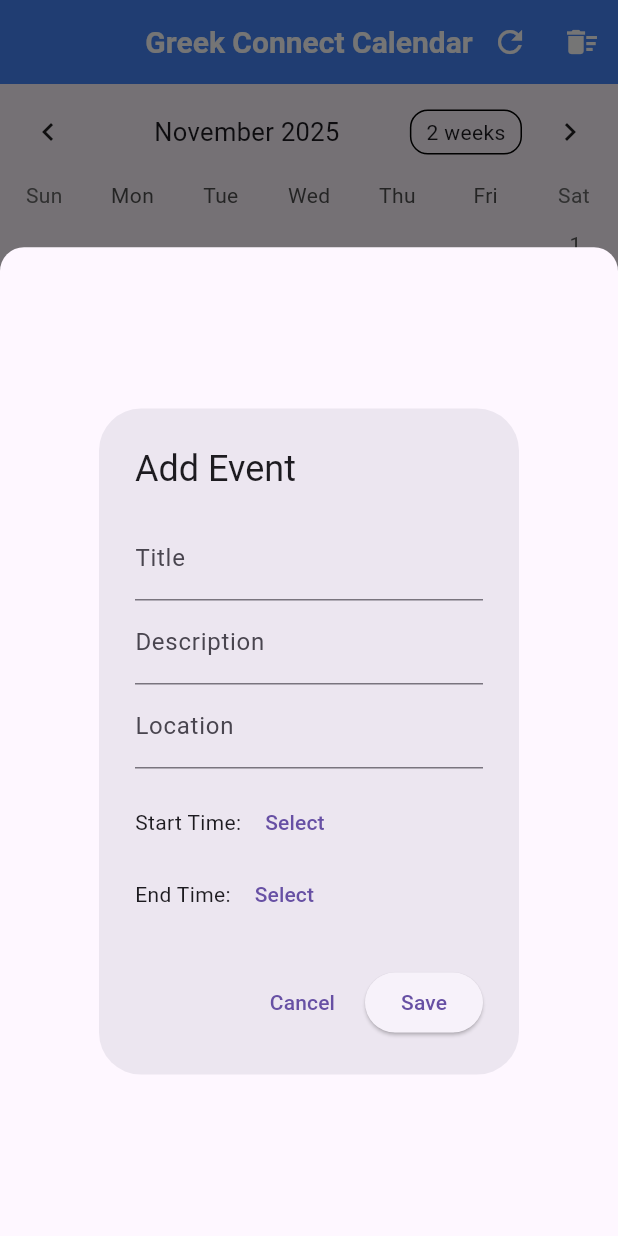
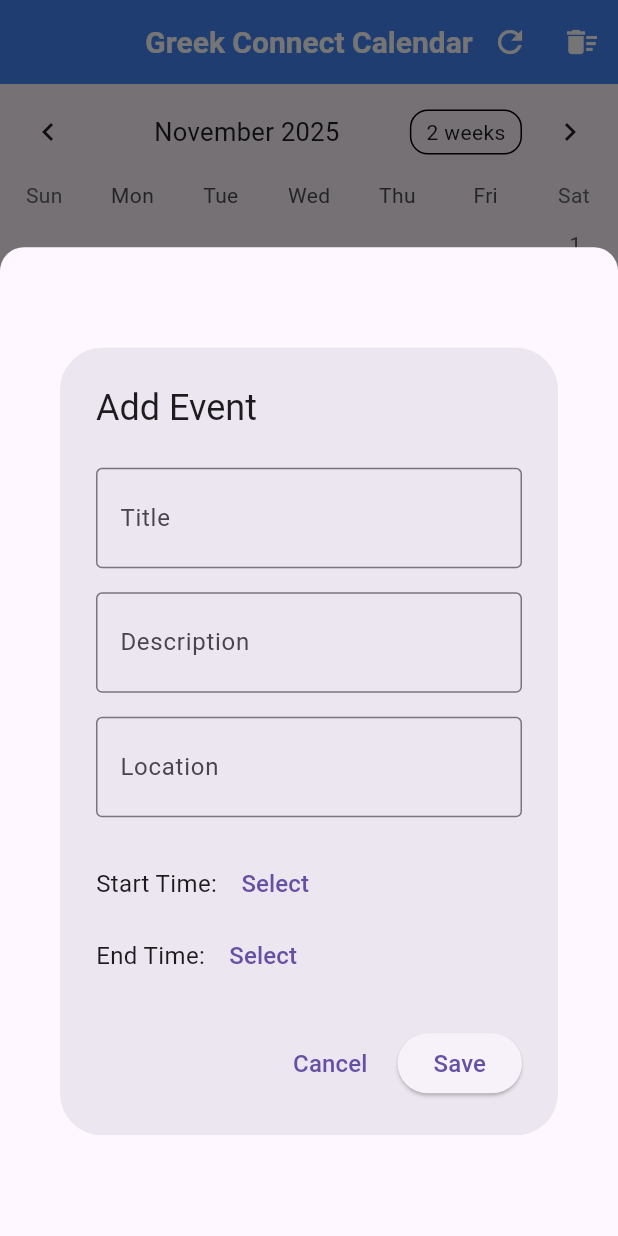
Before and after one commit to Jgalligan1/GreekConnect, a Flutter app: the screen it shows after launch, item 2 of the bottom bar chosen, after a tap on the "add" icon, on a phone screen of 412 x 824 dp. Run offline on Flutter 3.47's test engine with Material 3 defaults, Android fonts, the phone set to English and light mode, and no system bars; drawn by our look-alikes of table_calendar; our stand-ins replace shared_preferences.

Commit message:
Improved Modal Size

```diff
--- a/greek_connect/lib/widgets/event_form_modal.dart
+++ b/greek_connect/lib/widgets/event_form_modal.dart
@@ -24,34 +24,70 @@ class _EventFormModalState extends State<EventFormModal> {
     return AlertDialog(
       title: const Text("Add Event"),
       content: SingleChildScrollView(
+        child: SizedBox(
+          width: MediaQuery.of(context).size.width * 0.9, // Make dialog wider
           child: Form(
             key: _formKey,
             child: Column(
               mainAxisSize: MainAxisSize.min,
               children: [
 
-              TextFormField(
-                decoration: const InputDecoration(labelText: 'Title'),
+                // Title field
+                Padding(
+                  padding: const EdgeInsets.symmetric(vertical: 8.0),
+                  child: TextFormField(
+                    style: const TextStyle(fontSize: 18),
+                    decoration: const InputDecoration(
+                      labelText: 'Title',
+                      border: OutlineInputBorder(),
+                      contentPadding:
+                          EdgeInsets.symmetric(vertical: 20, horizontal: 12),
+                    ),
                     validator: (v) => v == null || v.isEmpty ? 'Required' : null,
                     onSaved: (v) => _title = v!,
                   ),
+                ),
 
-              TextFormField(
-                decoration: const InputDecoration(labelText: 'Description'),
+                // Description field
+                Padding(
+                  padding: const EdgeInsets.symmetric(vertical: 8.0),
+                  child: TextFormField(
+                    style: const TextStyle(fontSize: 18),
+                    decoration: const InputDecoration(
+                      labelText: 'Description',
+                      border: OutlineInputBorder(),
+                      contentPadding:
+                          EdgeInsets.symmetric(vertical: 20, horizontal: 12),
+                    ),
                     onSaved: (v) => _description = v ?? '',
                   ),
+                ),
 
-              TextFormField(
-                decoration: const InputDecoration(labelText: 'Location'),
+                // Location field
+                Padding(
+                  padding: const EdgeInsets.symmetric(vertical: 8.0),
+                  child: TextFormField(
+                    style: const TextStyle(fontSize: 18),
+                    decoration: const InputDecoration(
+                      labelText: 'Location',
+                      border: OutlineInputBorder(),
+                      contentPadding:
+                          EdgeInsets.symmetric(vertical: 20, horizontal: 12),
+                    ),
                     validator: (v) => v == null || v.isEmpty ? 'Required' : null,
                     onSaved: (v) => _location = v!,
+                  ),
                 ),
 
                 const SizedBox(height: 12),
 
+                // Start Time picker
                 Row(
                   children: [
-                  const Text("Start Time: "),
+                    const Text(
+                      "Start Time: ",
+                      style: TextStyle(fontSize: 16),
+                    ),
                     TextButton(
                       onPressed: () async {
                         final picked = await showTimePicker(
@@ -66,14 +102,19 @@ class _EventFormModalState extends State<EventFormModal> {
                         _startTime == null
                             ? "Select"
                             : _startTime!.format(context),
+                        style: const TextStyle(fontSize: 16),
                       ),
                     ),
                   ],
                 ),
 
+                // End Time picker
                 Row(
                   children: [
-                  const Text("End Time: "),
+                    const Text(
+                      "End Time: ",
+                      style: TextStyle(fontSize: 16),
+                    ),
                     TextButton(
                       onPressed: () async {
                         final picked = await showTimePicker(
@@ -85,9 +126,8 @@ class _EventFormModalState extends State<EventFormModal> {
                         }
                       },
                       child: Text(
-                      _endTime == null
-                          ? "Select"
-                          : _endTime!.format(context),
+                        _endTime == null ? "Select" : _endTime!.format(context),
+                        style: const TextStyle(fontSize: 16),
                       ),
                     ),
                   ],
@@ -96,11 +136,15 @@ class _EventFormModalState extends State<EventFormModal> {
             ),
           ),
         ),
+      ),
 
       actions: [
         TextButton(
           onPressed: () => Navigator.pop(context),
-          child: const Text("Cancel"),
+          child: const Text(
+            "Cancel",
+            style: TextStyle(fontSize: 16),
+          ),
         ),
         ElevatedButton(
           onPressed: () {
@@ -120,7 +164,10 @@ class _EventFormModalState extends State<EventFormModal> {
               Navigator.pop(context, newEvent);
             }
           },
-          child: const Text("Save"),
+          child: const Text(
+            "Save",
+            style: TextStyle(fontSize: 16),
+          ),
         ),
       ],
     );
```
Lines whose indentation alone changed are shown as unchanged.
